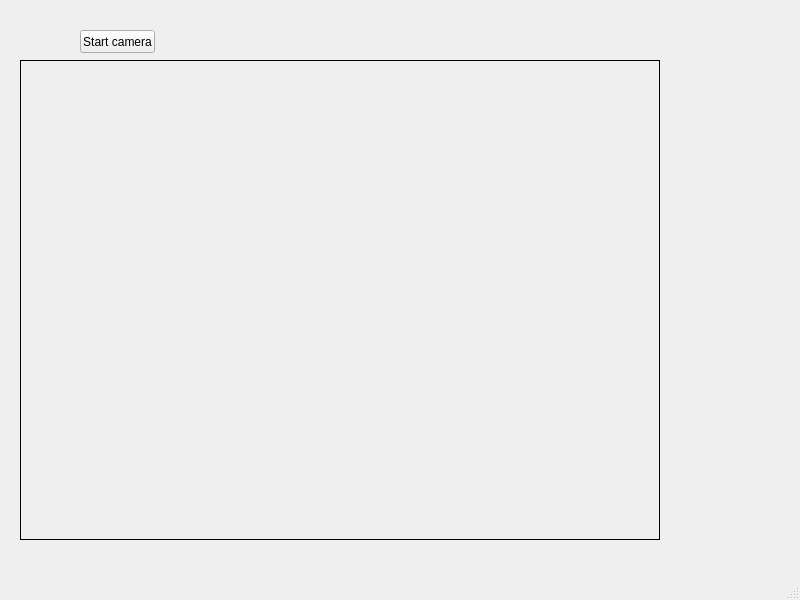
This is main_window.ui in huy-lv/partcheck as Qt 5 draws it before an edit. The edited form follows.
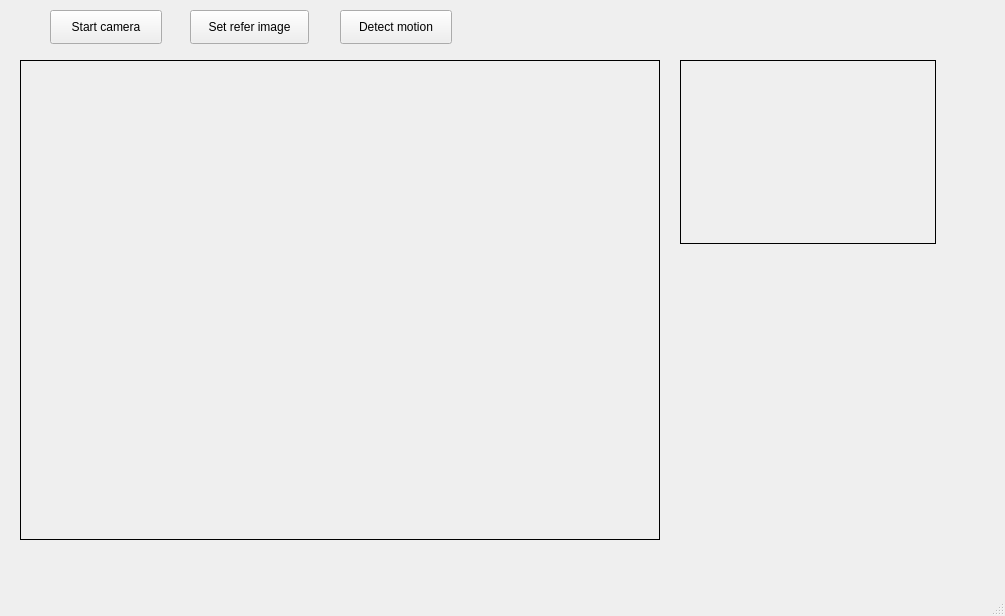
This is the edited form.

Commit message: add object detection

```diff
--- a/main_window.ui
+++ b/main_window.ui
@@ -6,8 +6,8 @@
    <rect>
     <x>0</x>
     <y>0</y>
-    <width>800</width>
-    <height>600</height>
+       <width>1005</width>
+       <height>616</height>
    </rect>
   </property>
   <property name="windowTitle">
@@ -17,10 +17,10 @@
    <widget class="QPushButton" name="startButton">
     <property name="geometry">
      <rect>
-      <x>80</x>
-      <y>30</y>
-      <width>75</width>
-      <height>23</height>
+         <x>50</x>
+         <y>10</y>
+         <width>112</width>
+         <height>34</height>
      </rect>
     </property>
     <property name="text">
@@ -36,13 +36,55 @@
       <height>480</height>
      </rect>
     </property>
-    <property name="frameShape">
-     <enum>QFrame::Box</enum>
-    </property>
-    <property name="text">
-     <string/>
-    </property>
-   </widget>
+          <property name="frameShape">
+              <enum>QFrame::Box</enum>
+          </property>
+          <property name="text">
+              <string/>
+          </property>
+      </widget>
+      <widget class="QPushButton" name="btRefer">
+          <property name="geometry">
+              <rect>
+                  <x>190</x>
+                  <y>10</y>
+                  <width>119</width>
+                  <height>34</height>
+              </rect>
+          </property>
+          <property name="text">
+              <string>Set refer image</string>
+          </property>
+      </widget>
+      <widget class="QPushButton" name="btDetect">
+          <property name="geometry">
+              <rect>
+                  <x>340</x>
+                  <y>10</y>
+                  <width>112</width>
+                  <height>34</height>
+              </rect>
+          </property>
+          <property name="text">
+              <string>Detect motion</string>
+          </property>
+      </widget>
+      <widget class="QLabel" name="vidRefer">
+          <property name="geometry">
+              <rect>
+                  <x>680</x>
+                  <y>60</y>
+                  <width>256</width>
+                  <height>184</height>
+              </rect>
+          </property>
+          <property name="frameShape">
+              <enum>QFrame::Box</enum>
+          </property>
+          <property name="text">
+              <string/>
+          </property>
+      </widget>
   </widget>
   <widget class="QMenuBar" name="menubar">
    <property name="geometry">
```
Left out of the diff: 8 changed lines with no effect on the pictures. The commit also changes 1 other file.
